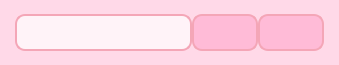
Arkueid/Moeroid, file App/Win/Input.ui: the form before one commit.
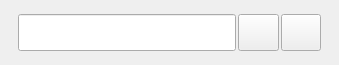
The form after the commit. Icons and pictures are not drawn.

```diff
--- a/App/Win/Input.ui
+++ b/App/Win/Input.ui
@@ -20,54 +20,11 @@
    <string>Input</string>
   </property>
   <property name="autoFillBackground">
-   <bool>false</bool>
+   <bool>true</bool>
   </property>
-  <property name="styleSheet">
-   <string notr="true">/* 设置整体背景颜色 */
-QWidget {
-    background-color: #FFD9E8; /* 粉色背景 */
-}
-
-/* QLineEdit 样式 */
-QLineEdit {
-    border: 2px solid #F4A6B7; /* 边框颜色 */
-    border-radius: 10px; /* 圆角边框 */
-    padding: 5px; /* 内边距 */
-    background-color: #FFF3F8; /* 输入框背景颜色 */
-    color: #8C2C60; /* 文字颜色 */
-}
-
-/* 当输入框被选中时的样式 */
-QLineEdit:focus {
-    border-color: #FF6CC9; /* 更鲜艳的颜色突出显示 */
-    background-color: #FFECF3;
-}
-
-/* QPushButton 基础样式 */
-QPushButton {
-    border: 2px solid #F4A6B7; /* 边框颜色 */
-    border-radius: 10px; /* 圆角边框 */
-    padding: 5px 15px; /* 内边距 */
-    background-color: #FFBBD7; /* 按钮背景颜色 */
-    color: #FFFFFF; /* 文字颜色 */
-    font-weight: bold; /* 加粗字体 */
-}
-
-/* 当鼠标悬停在按钮上时 */
-QPushButton:hover {
-    background-color: #FF6CC9; /* 改变背景颜色 */
-}
-
-/* 当按钮被按下时 */
-QPushButton:pressed {
-    background-color: #D957A3; /* 更深的颜色表示按下状态 */
-}
-
-/* 添加图标或其他装饰元素（如果需要）可以在这里进行调整 */</string>
-  </property>
-  <layout class="QHBoxLayout" name="horizontalLayout" stretch="1,16,4,4,1">
+  <layout class="QHBoxLayout" name="horizontalLayout" stretch="1,16,3,3,1">
    <property name="spacing">
-    <number>0</number>
+    <number>2</number>
    </property>
    <property name="leftMargin">
     <number>4</number>
@@ -113,7 +70,7 @@
    <item>
     <widget class="QPushButton" name="sendBtn">
      <property name="sizePolicy">
-      <sizepolicy hsizetype="Preferred" vsizetype="Expanding">
+      <sizepolicy hsizetype="MinimumExpanding" vsizetype="Expanding">
        <horstretch>0</horstretch>
        <verstretch>0</verstretch>
       </sizepolicy>
@@ -128,14 +85,14 @@
       <string>Ctrl+Return</string>
      </property>
      <property name="flat">
-      <bool>true</bool>
+      <bool>false</bool>
      </property>
     </widget>
    </item>
    <item>
     <widget class="QPushButton" name="closeBtn">
      <property name="sizePolicy">
-      <sizepolicy hsizetype="Preferred" vsizetype="Expanding">
+      <sizepolicy hsizetype="MinimumExpanding" vsizetype="Expanding">
        <horstretch>0</horstretch>
        <verstretch>0</verstretch>
       </sizepolicy>
@@ -146,9 +103,6 @@
      <property name="icon">
       <iconset theme="QIcon::ThemeIcon::WindowClose"/>
      </property>
-     <property name="flat">
-      <bool>true</bool>
-     </property>
     </widget>
    </item>
    <item>
```
Left out of the diff: 3 changed lines with no effect on the pictures.
